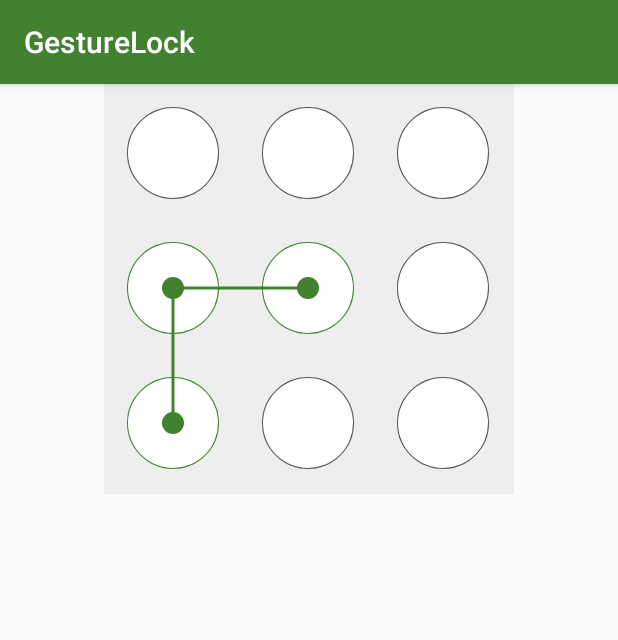
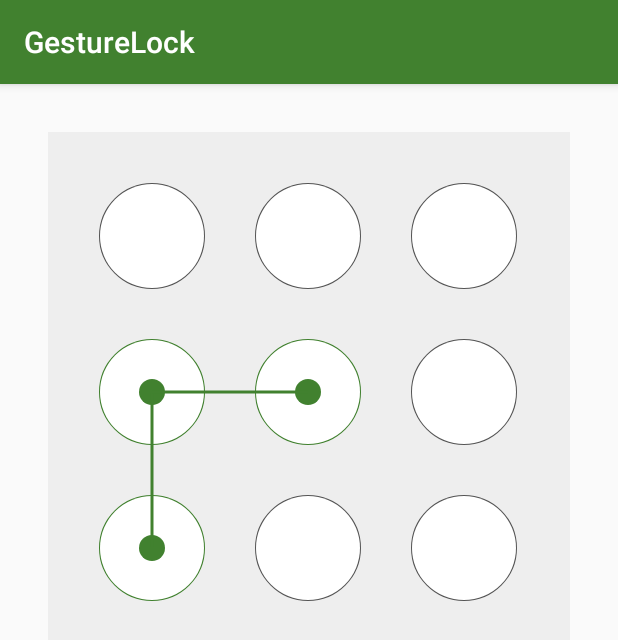
Before and after one commit to niulinguo/GestureLock, an Android app: the screen it shows after launch (MainActivity), on a phone screen of 412 x 824 dp. Shown: the top 640 px of the screen. Run offline under Robolectric (Android 15) with nearby library versions, the phone set to English and light mode, and no system bars.

Commit message:
自适应大小

```diff
--- a/app/src/main/res/layout/activity_main.xml
+++ b/app/src/main/res/layout/activity_main.xml
@@ -9,11 +9,10 @@
 
     <com.niles.gesture_lock.GestureLockView
         android:id="@+id/gesture_lock_view"
-        android:layout_width="wrap_content"
+        android:layout_width="match_parent"
         android:layout_height="wrap_content"
-        android:layout_gravity="center_horizontal"
+        android:layout_margin="32dp"
         android:background="#eee"
-        android:padding="16dp"
         />
 
 </LinearLayout>
--- a/gesture_lock/src/main/java/com/niles/gesture_lock/GestureLockView.java
+++ b/gesture_lock/src/main/java/com/niles/gesture_lock/GestureLockView.java
@@ -149,10 +149,36 @@ public class GestureLockView extends View {
     @Override
     protected void onMeasure(int widthMeasureSpec, int heightMeasureSpec) {
 
-        int width = getPaddingLeft() + getPaddingRight() + 2 * mCircleDistance + 2 * mCircleRadius + mCircleBorderSize;
-        int height = getPaddingTop() + getPaddingBottom() + 2 * mCircleDistance + 2 * mCircleRadius + mCircleBorderSize;
+        int measuredWidth, measuredHeight;
 
-        setMeasuredDimension(width, height);
+        int widthSize = MeasureSpec.getSize(widthMeasureSpec);
+        int widthMode = MeasureSpec.getMode(widthMeasureSpec);
+
+        if (widthMode == MeasureSpec.EXACTLY) {
+            if (getPaddingLeft() == 0 && getPaddingRight() == 0) {
+                int padding = widthSize / 10;
+                setPadding(padding, getPaddingTop(), padding, getPaddingBottom());
+            }
+
+            if (getPaddingTop() == 0 && getPaddingBottom() == 0) {
+                int padding = widthSize / 10;
+                setPadding(getPaddingLeft(), padding, getPaddingRight(), padding);
+            }
+
+            int contentWidth = widthSize - (getPaddingLeft() + getPaddingRight());
+
+            measuredWidth = contentWidth + (getPaddingLeft() + getPaddingRight());
+            measuredHeight = contentWidth + (getPaddingTop() + getPaddingBottom());
+
+            mCircleRadius = contentWidth / 8;
+            mCircleCenterRadius = mCircleRadius / 4;
+            mCircleDistance = mCircleRadius * 3;
+        } else {
+            measuredWidth = getPaddingLeft() + getPaddingRight() + 2 * mCircleDistance + 2 * mCircleRadius + mCircleBorderSize;
+            measuredHeight = getPaddingTop() + getPaddingBottom() + 2 * mCircleDistance + 2 * mCircleRadius + mCircleBorderSize;
+        }
+
+        setMeasuredDimension(measuredWidth, measuredHeight);
     }
 
     /**
@@ -411,8 +437,8 @@ public class GestureLockView extends View {
             float cx = getPaddingLeft() + mCircleRadius + mCircleDistance * col;
             float cy = getPaddingTop() + mCircleRadius + mCircleDistance * row;
 
-            // 距离近的标准：圆半径的0.75倍以内
-            if (point.distance(cx, cy) < mCircleRadius * 0.75) {
+            // 距离近的标准：圆半径的0.8倍以内
+            if (point.distance(cx, cy) < mCircleRadius * 0.8) {
                 return i;
             }
 
```
